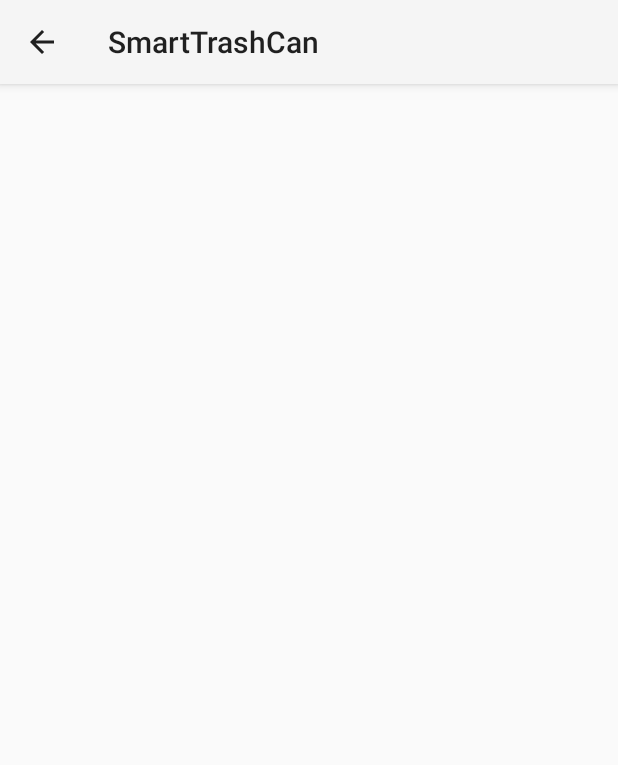
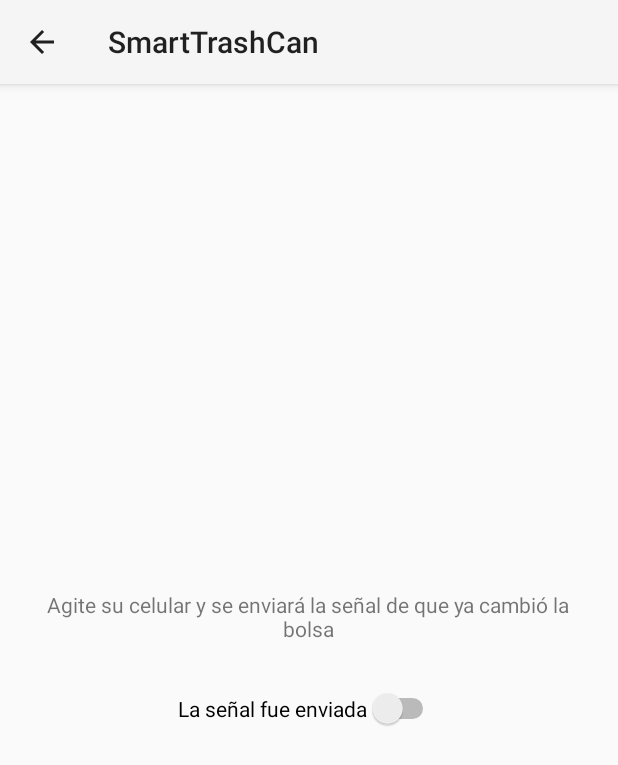
Before and after one commit to unlam-soa-2019/sistema-embebido, an Android app: the accion_CambieBolsa screen opened directly, with no data from a screen before it, on a phone screen of 412 x 824 dp. Shown: the top 765 px of the screen. Run offline under Robolectric (Android 15) with nearby library versions, the light colour scheme and no system bars; 1 statement that could not run was skipped.

Commit message:
acelerometro en cambie bolsa

```diff
--- a/Android/app/src/main/java/com/example/smarttrashcan/accion_CambieBolsa.java
+++ b/Android/app/src/main/java/com/example/smarttrashcan/accion_CambieBolsa.java
@@ -1,13 +1,108 @@
 package com.example.smarttrashcan;
 
+import android.content.Intent;
+import android.hardware.Sensor;
+import android.hardware.SensorEvent;
+import android.hardware.SensorEventListener;
+import android.hardware.SensorManager;
+import android.os.Handler;
 import android.support.v7.app.AppCompatActivity;
 import android.os.Bundle;
+import android.util.Log;
+import android.widget.CompoundButton;
+import android.widget.Switch;
+import android.widget.Toast;
 
-public class accion_CambieBolsa extends AppCompatActivity {
+import com.example.smarttrashcan.bluetooth.ConexionBluetooth;
+import com.example.smarttrashcan.bluetooth.ConnectedThread;
+
+public class accion_CambieBolsa extends AppCompatActivity implements SensorEventListener {
+    private ConnectedThread mConnectedThread;
+    private final static float ACC = 20;
+    private SensorManager sensor;
+    private boolean signalWasSend = false;
+
+    private void registerSensor()
+    {
+        boolean done;
+        done = sensor.registerListener(this, sensor.getDefaultSensor(Sensor.TYPE_ACCELEROMETER), SensorManager.SENSOR_DELAY_NORMAL);
+        //sensor.registerListener(this, sensor.getDefaultSensor(Sensor.TYPE_PROXIMITY), SensorManager.SENSOR_DELAY_NORMAL);
+
+        if (!done)
+        {
+            Toast.makeText(this, "Acelerómetro no soportado", Toast.LENGTH_SHORT).show();
+        }
+
+        Log.i("sensor", "register");
+    }
+
+    private void unregisterSensor() {
+        sensor.unregisterListener(this);
+        Log.i("sensor", "unregister");
+    }
 
     @Override
     protected void onCreate(Bundle savedInstanceState) {
         super.onCreate(savedInstanceState);
         setContentView(R.layout.activity_accion__cambie_bolsa);
     }
+
+    @Override
+    public void onResume() {
+        super.onResume();
+        Intent intent = getIntent();
+        String address = intent.getExtras().getString(DispositivosBluetooth.extra_device_address);
+
+        sensor = (SensorManager) getSystemService(SENSOR_SERVICE);
+        registerSensor();
+
+        try {
+            mConnectedThread = ConexionBluetooth.getConnectedThreadToBluetoothDevice(address, null);
+        } catch (Exception e) {
+            Toast.makeText(getBaseContext(), "Ocurrió un error al intentar establecer conexión con el módulo bluetooth", Toast.LENGTH_SHORT).show();
+            Log.e("modulojuego", e.getMessage());
+        }
+
+        //mConnectedThread.write("cambiebolsa");
+    }
+
+    @Override
+    public void onSensorChanged(SensorEvent event) {
+        int sensorType = event.sensor.getType();
+
+        float[] values = event.values;
+
+        Log.i("sensor", String.valueOf(values[0]));
+        Log.i("sensor", String.valueOf(values[1]));
+        Log.i("sensor", String.valueOf(values[2]));
+
+        if (sensorType == Sensor.TYPE_ACCELEROMETER)
+        {
+            if ((Math.abs(values[0]) > ACC || Math.abs(values[1]) > ACC || Math.abs(values[2]) > ACC))
+            {
+                Log.i("sensor", "running");
+                try {
+                    if (!signalWasSend) {
+                        mConnectedThread.write("cambiebolsa");
+                        ((Switch)findViewById(R.id.switch_cambie_bolsa)).setChecked(true);
+                        signalWasSend = true;
+                    }
+                } catch (Exception e){
+                    Toast.makeText(getBaseContext(), "No pude enviar la señal :(", Toast.LENGTH_SHORT).show();
+                }
+            }
+        }
+    }
+
+    @Override
+    public void onAccuracyChanged(Sensor sensor, int accuracy) {
+
+    }
+
+    @Override
+    protected void onStop()
+    {
+        unregisterSensor();
+        super.onStop();
+    }
 }
--- a/Android/app/src/main/java/com/example/smarttrashcan/bluetooth/ConnectedThread.java
+++ b/Android/app/src/main/java/com/example/smarttrashcan/bluetooth/ConnectedThread.java
@@ -35,6 +35,8 @@ public class ConnectedThread extends Thread {
     // metodo run del hilo, que va a entrar en una espera activa para recibir los msjs del HC05
     public void run()
     {
+        if (handlerBluetooth != null)
+        {
             byte[] buffer = new byte[256];
             int bytes;
 
@@ -54,6 +56,7 @@ public class ConnectedThread extends Thread {
                 }
             }
         }
+    }
 
     // write method
     // si lanzo excepción lo trato desde donde lo esté llamando
--- a/Android/app/src/main/res/layout/activity_accion__cambie_bolsa.xml
+++ b/Android/app/src/main/res/layout/activity_accion__cambie_bolsa.xml
@@ -6,4 +6,31 @@
     android:layout_height="match_parent"
     tools:context=".accion_CambieBolsa">
 
+    <LinearLayout
+        android:layout_width="match_parent"
+        android:layout_height="match_parent"
+        android:orientation="vertical"
+        android:gravity="center">
+
+        <TextView
+            android:id="@+id/label_cambie_bolsa"
+            android:layout_width="366dp"
+            android:layout_height="wrap_content"
+            android:gravity="center"
+            android:text="@string/label_cambie_bolsa" />
+
+        <Space
+            android:layout_width="match_parent"
+            android:layout_gravity="center"
+            android:layout_height="30dp"
+            />
+
+        <Switch
+            android:id="@+id/switch_cambie_bolsa"
+            android:layout_width="wrap_content"
+            android:layout_height="wrap_content"
+            android:clickable="false"
+            android:gravity="center"
+            android:text="@string/switch_cambie_bolsa" />
+    </LinearLayout>
 </android.support.constraint.ConstraintLayout>
--- a/Android/app/src/main/res/values/strings.xml
+++ b/Android/app/src/main/res/values/strings.xml
@@ -11,4 +11,6 @@
     <string name="btn_cerrar_bolsa">Cerrar bolsa</string>
     <string name="label_menu_acciones">¿Qué desea hacer?</string>
     <string name="label_peso_actual">Peso actual del contenido del tacho</string>
+    <string name="label_cambie_bolsa">Agite su celular y se enviará la señal de que ya cambió la bolsa</string>
+    <string name="switch_cambie_bolsa">La señal fue enviada</string>
 </resources>
```
Lines whose indentation alone changed are shown as unchanged.
